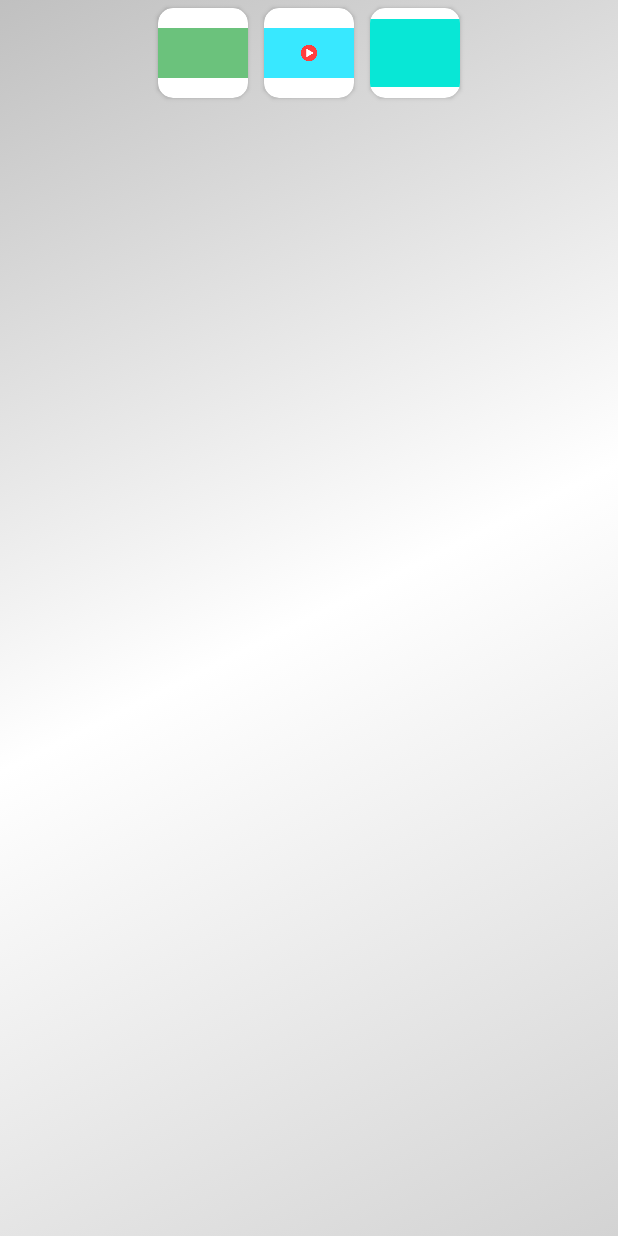
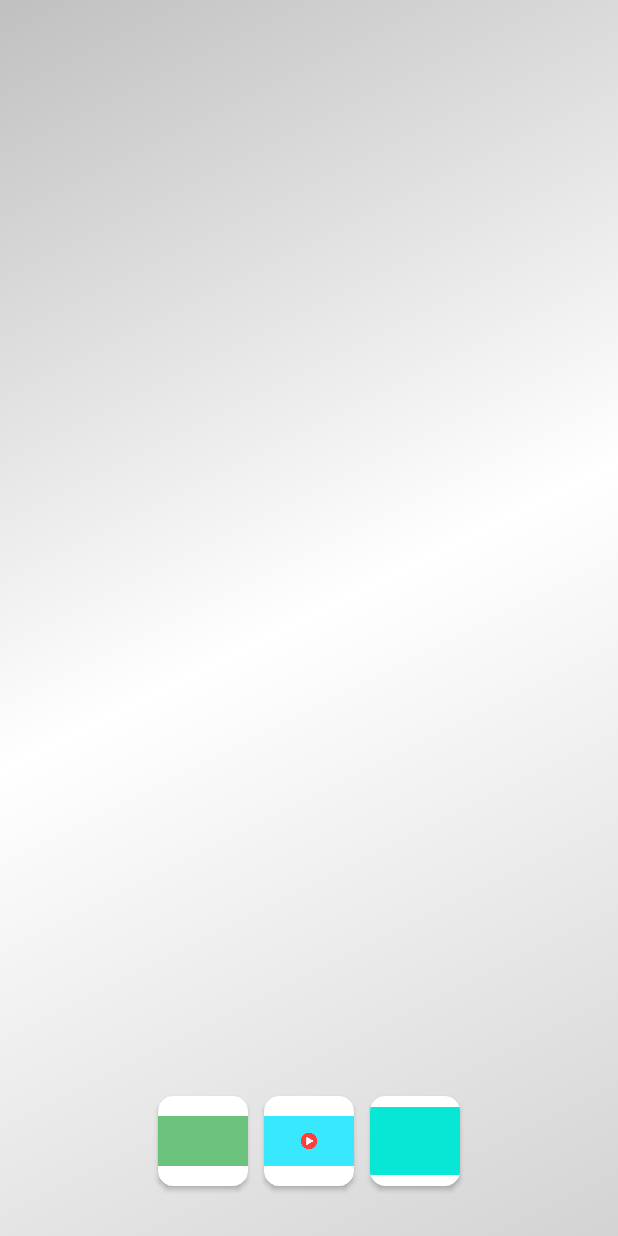
Before and after one commit to thp-comnets/GAIUS2.0, an Android app: the layout simple_content_creation.xml on its own in the app's theme, with its tools: preview values and no code run, on a phone screen of 412 x 824 dp. Run offline under Robolectric (Android 15) with nearby library versions, the phone set to English and light mode, and no system bars; network calls fail; Roboto replaces fonts that are not available here.

Commit message:
simple content creation second attempt

```diff
--- /dev/null
+++ b/app/src/main/java/com/gaius/gaiusapp/utils/FixedBottomViewBehavior.java
@@ -0,0 +1,37 @@
+package com.gaius.gaiusapp.utils;
+
+import android.content.Context;
+import android.support.design.widget.CoordinatorLayout;
+import android.support.v4.view.ViewCompat;
+import android.support.v7.widget.RecyclerView;
+import android.util.AttributeSet;
+import android.view.View;
+
+public class FixedBottomViewBehavior extends CoordinatorLayout.Behavior<View> {
+
+    public FixedBottomViewBehavior() {
+
+    }
+
+    public FixedBottomViewBehavior(Context context, AttributeSet attrs) {
+        super(context, attrs);
+    }
+
+    @Override
+    public boolean layoutDependsOn(CoordinatorLayout parent, View child, View dependency) {
+        return dependency instanceof RecyclerView;
+    }
+
+    @Override
+    public boolean onDependentViewChanged(CoordinatorLayout parent, View child, View dependency) {
+        if (ViewCompat.isLaidOut(parent)) {
+            //attach our bottom view to the bottom of CoordinatorLayout
+            child.setY(parent.getBottom() - child.getHeight());
+
+            //set bottom padding to the dependency view to prevent bottom view from covering it
+            dependency.setPadding(dependency.getPaddingLeft(), dependency.getPaddingTop(),
+                    dependency.getPaddingRight(), child.getHeight());
+        }
+        return false;
+    }
+}
--- a/app/src/main/res/layout/newsfeed_list.xml
+++ b/app/src/main/res/layout/newsfeed_list.xml
@@ -18,7 +18,7 @@
             android:layout_width="match_parent"
             android:layout_height="290dp"
             app:cardCornerRadius="10dp"
-            android:layout_margin="10dp"
+            android:layout_margin="2dp"
             app:cardElevation="5dp"
             app:contentPaddingLeft="30dp"
             app:contentPaddingRight="10dp"
@@ -41,7 +41,7 @@
                         android:id="@+id/textViewName"
                         android:layout_width="wrap_content"
                         android:layout_height="wrap_content"
-                        android:layout_marginStart="10dp"
+                        android:layout_marginStart="20dp"
                         android:text="John Doe"
                         android:textStyle="bold"
                         android:textAppearance="@style/Base.TextAppearance.AppCompat.Medium"
@@ -52,7 +52,7 @@
                         android:layout_width="wrap_content"
                         android:layout_height="wrap_content"
                         android:layout_below="@+id/textViewName"
-                        android:layout_marginStart="10dp"
+                        android:layout_marginStart="20dp"
                         android:text="10min ago"
                         android:textAppearance="@style/Base.TextAppearance.AppCompat.Small"
                         android:paddingBottom="5dp"/>
--- a/app/src/main/res/layout/simple_content_creation.xml
+++ b/app/src/main/res/layout/simple_content_creation.xml
@@ -1,5 +1,6 @@
 <?xml version="1.0" encoding="utf-8"?>
-<RelativeLayout xmlns:android="http://schemas.android.com/apk/res/android"
+<android.support.design.widget.CoordinatorLayout
+    xmlns:android="http://schemas.android.com/apk/res/android"
     android:layout_width="match_parent"
     android:layout_height="match_parent"
     xmlns:tools="http://schemas.android.com/tools"
@@ -20,7 +21,9 @@
         android:layout_height="wrap_content"
         android:orientation="horizontal"
         android:layout_below="@+id/simple_recylcerView"
-        android:layout_centerInParent="true">
+        android:layout_gravity="center"
+        app:layout_behavior="com.gaius.gaiusapp.utils.FixedBottomViewBehavior"
+        >
 
         <android.support.v7.widget.CardView
             android:id="@+id/image_card"
@@ -80,4 +83,4 @@
 
     </LinearLayout>
 
-</RelativeLayout>
+</android.support.design.widget.CoordinatorLayout>
```
Also changed, not shown: app/src/main/java/com/gaius/gaiusapp/ItemsAdapter.java (+9 -1 lines), app/src/main/java/com/gaius/gaiusapp/SimpleWebCreation.java (+139 -6 lines), app/src/main/res/layout/item_list.xml (+15 -17 lines).
